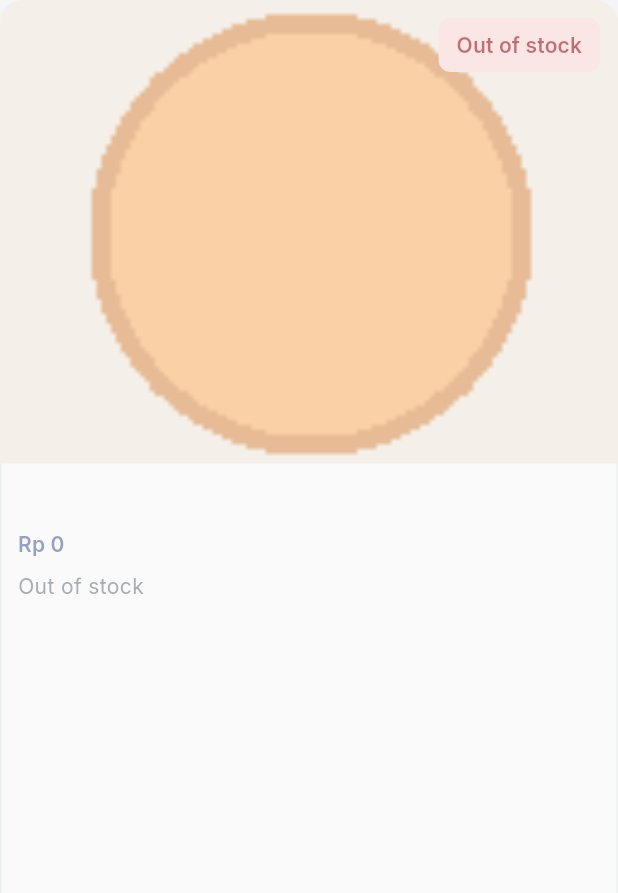
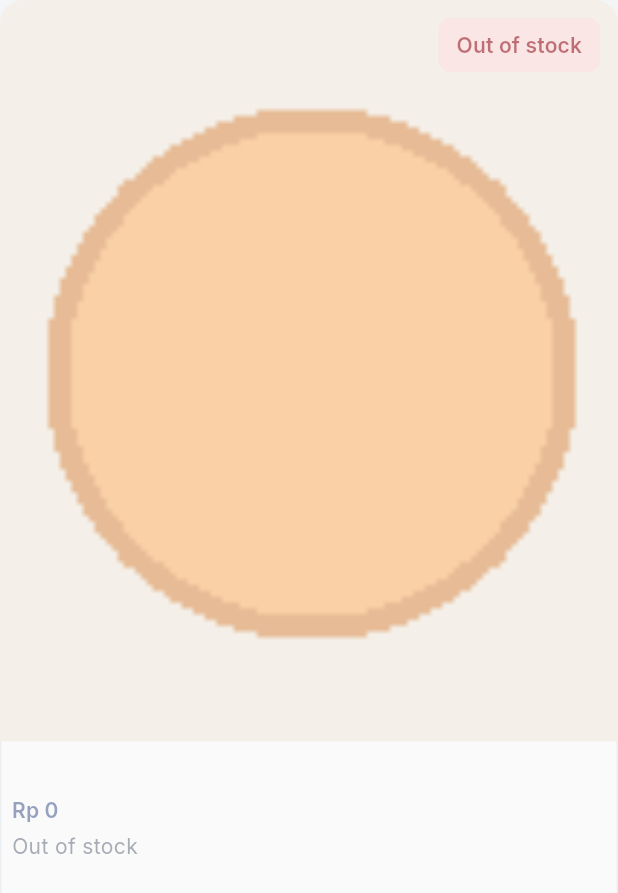
Before and after one commit to cymonevo-luna/luna_pos_app, a Flutter app: the MenuItemCard widget shown alone on an empty page, opened directly with empty values, on a phone screen of 412 x 824 dp. Shown: the top 893 px of the screen. Run offline on Flutter 3.47's test engine with Material 3 defaults, Android fonts, the phone set to English and light mode, and no system bars; our stand-ins replace dio, flutter_dotenv, flutter_riverpod, flutter_secure_storage, freezed_annotation, get_it and 5 more; missing offline and left inert: esc_pos_utils, print_bluetooth_thermal; accounts and stored records are empty; network calls fail.

Commit message:
fix(menu): constrain MenuItemCard layout to prevent grid overflow (#11)
Restructure MenuItemCard to fill the grid cell height using Flexible
children (3:2 photo/text split) instead of a rigid AspectRatio photo.
Photo uses BoxFit.cover via MenuPhoto in an expanding clip; text block
uses tighter xs padding, single-line title/price/stock with ellipsis,
and FittedBox scale-down for accessibility at higher text scales.

Add widget tests that pump cards at realistic 2-column phone grid
dimensions (~158x232 logical px) and verify no layout overflow for
in-stock, out-of-stock, and long-title items.

Co-authored-by: Cursor Agent <cursoragent@cursor.com>
Co-authored-by: Aji <cymon1997@users.noreply.github.com>

```diff
--- a/lib/features/menu/widgets/menu_item_card.dart
+++ b/lib/features/menu/widgets/menu_item_card.dart
@@ -36,14 +36,16 @@ class MenuItemCard extends StatelessWidget {
           child: Column(
             crossAxisAlignment: CrossAxisAlignment.stretch,
             children: [
-              Stack(
+              Flexible(
+                flex: 3,
+                child: Stack(
+                  fit: StackFit.expand,
                   children: [
                     ClipRRect(
                       borderRadius: const BorderRadius.vertical(
                         top: Radius.circular(AppRadius.lg),
                       ),
-                    child: AspectRatio(
-                      aspectRatio: 4 / 3,
+                      child: SizedBox.expand(
                         child: MenuPhoto(photoUrl: item.photoUrl),
                       ),
                     ),
@@ -55,29 +57,42 @@ class MenuItemCard extends StatelessWidget {
                       ),
                   ],
                 ),
-              Padding(
-                padding: const EdgeInsets.all(AppSpacing.sm),
+              ),
+              Flexible(
+                flex: 2,
+                child: Padding(
+                  padding: const EdgeInsets.all(AppSpacing.xs),
+                  child: FittedBox(
+                    fit: BoxFit.scaleDown,
+                    alignment: Alignment.topLeft,
                     child: Column(
                       crossAxisAlignment: CrossAxisAlignment.start,
+                      mainAxisSize: MainAxisSize.min,
                       children: [
                         AppText.title(
                           item.title,
-                      maxLines: 2,
+                          maxLines: 1,
                           overflow: TextOverflow.ellipsis,
                         ),
-                    const VGap(AppSpacing.xs),
+                        const VGap(AppSpacing.xxs),
                         AppText.label(
                           formatRupiah(item.sellPrice),
                           color: colors.primary,
+                          maxLines: 1,
+                          overflow: TextOverflow.ellipsis,
                         ),
-                    const VGap(AppSpacing.xs),
+                        const VGap(AppSpacing.xxs),
                         AppText.body(
                           inStock
                               ? 'Stock: ${item.availableStock}'
                               : 'Out of stock',
                           muted: true,
+                          maxLines: 1,
+                          overflow: TextOverflow.ellipsis,
                         ),
                       ],
+                    ),
+                  ),
                 ),
               ),
             ],
```
Also changed, not shown: 1 other file. Lines whose indentation alone changed are shown as unchanged.
